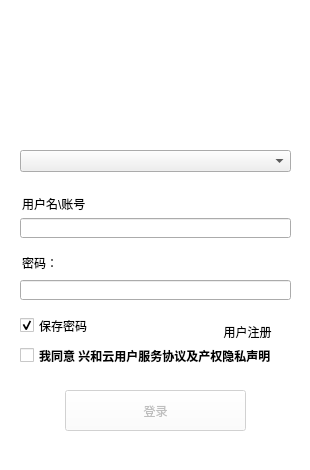
This is mainwindow.ui in StrokeAce/YouboxClient as Qt 5 draws it before an edit. The edited form follows.
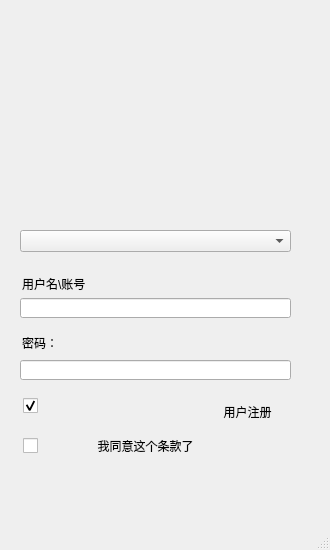
This is the edited form. Icons and pictures are not drawn.

Patch:
```diff
--- a/mainwindow.ui
+++ b/mainwindow.ui
@@ -6,22 +6,25 @@
    <rect>
     <x>0</x>
     <y>0</y>
-    <width>310</width>
-    <height>470</height>
+    <width>330</width>
+    <height>550</height>
    </rect>
   </property>
   <property name="windowTitle">
    <string notr="true"/>
   </property>
+  <property name="autoFillBackground">
+   <bool>false</bool>
+  </property>
   <property name="styleSheet">
-   <string notr="true">background-color: white;</string>
+   <string notr="true">#MainWindow{background-image: url(:/background.png);}</string>
   </property>
   <widget class="QWidget" name="centralwidget">
    <widget class="QLineEdit" name="lineEdit_UserName">
     <property name="geometry">
      <rect>
       <x>20</x>
-      <y>218</y>
+      <y>298</y>
       <width>271</width>
       <height>20</height>
      </rect>
@@ -33,9 +36,9 @@
    <widget class="QCheckBox" name="checkBox_Agree">
     <property name="geometry">
      <rect>
-      <x>20</x>
-      <y>340</y>
-      <width>331</width>
+      <x>23</x>
+      <y>430</y>
+      <width>21</width>
       <height>31</height>
      </rect>
     </property>
@@ -46,15 +49,37 @@
       <bold>true</bold>
      </font>
     </property>
+    <property name="styleSheet">
+     <string notr="true">QCheckBox{
+    spacing: 5px;
+}
+
+QCheckBox::indicator{
+    width: 15px;
+    height: 15px;
+}
+
+QCheckBox::indicator:unchecked{
+    image:url(:/uncheck.png);
+}
+
+QCheckBox::indicator:checked{
+    image:url(:/checked.png);
+}
+
+QCheckBox::indicator:checked:disabled{
+    image:url(:/checked.png);
+}</string>
+    </property>
     <property name="text">
-     <string>我同意 兴和云用户服务协议及产权隐私声明</string>
+     <string/>
     </property>
    </widget>
    <widget class="QLineEdit" name="lineEdit_Pwd">
     <property name="geometry">
      <rect>
       <x>20</x>
-      <y>280</y>
+      <y>360</y>
       <width>271</width>
       <height>20</height>
      </rect>
@@ -66,10 +91,10 @@
    <widget class="QLabel" name="label_Ico">
     <property name="geometry">
      <rect>
-      <x>102</x>
-      <y>0</y>
-      <width>105</width>
-      <height>105</height>
+      <x>120</x>
+      <y>110</y>
+      <width>67</width>
+      <height>62</height>
      </rect>
     </property>
     <property name="styleSheet">
@@ -83,7 +108,7 @@
     <property name="geometry">
      <rect>
       <x>20</x>
-      <y>150</y>
+      <y>230</y>
       <width>271</width>
       <height>22</height>
      </rect>
@@ -96,7 +121,7 @@
     <property name="geometry">
      <rect>
       <x>22</x>
-      <y>193</y>
+      <y>273</y>
       <width>91</width>
       <height>21</height>
      </rect>
@@ -111,24 +136,27 @@
     </property>
     <property name="geometry">
      <rect>
-      <x>65</x>
-      <y>390</y>
-      <width>181</width>
-      <height>41</height>
+      <x>25</x>
+      <y>470</y>
+      <width>274</width>
+      <height>40</height>
      </rect>
     </property>
     <property name="styleSheet">
      <string notr="true"/>
     </property>
     <property name="text">
-     <string>登录</string>
+     <string/>
+    </property>
+    <property name="flat">
+     <bool>true</bool>
     </property>
    </widget>
    <widget class="QLabel" name="label_Pwd">
     <property name="geometry">
      <rect>
       <x>22</x>
-      <y>255</y>
+      <y>335</y>
       <width>71</width>
       <height>16</height>
      </rect>
@@ -140,14 +168,36 @@
    <widget class="QCheckBox" name="checkBox_Pwd">
     <property name="geometry">
      <rect>
-      <x>20</x>
-      <y>305</y>
-      <width>111</width>
-      <height>41</height>
+      <x>23</x>
+      <y>390</y>
+      <width>21</width>
+      <height>31</height>
      </rect>
     </property>
+    <property name="styleSheet">
+     <string notr="true">QCheckBox{
+    spacing: 5px;
+}
+
+QCheckBox::indicator{
+    width: 15px;
+    height: 15px;
+}
+
+QCheckBox::indicator:unchecked{
+    image:url(:/uncheck.png);
+}
+
+QCheckBox::indicator:checked{
+    image:url(:/checked.png);
+}
+
+QCheckBox::indicator:checked:disabled{
+    image:url(:/checked.png);
+}</string>
+    </property>
     <property name="text">
-     <string>保存密码</string>
+     <string/>
     </property>
     <property name="checked">
      <bool>true</bool>
@@ -157,7 +207,7 @@
     <property name="geometry">
      <rect>
       <x>210</x>
-      <y>320</y>
+      <y>400</y>
       <width>75</width>
       <height>23</height>
      </rect>
@@ -169,16 +219,41 @@
      <bool>true</bool>
     </property>
    </widget>
-  </widget>
-  <widget class="QMenuBar" name="menubar">
-   <property name="geometry">
-    <rect>
-     <x>0</x>
-     <y>0</y>
-     <width>310</width>
-     <height>22</height>
-    </rect>
-   </property>
+   <widget class="QPushButton" name="mainWindow_Close">
+    <property name="geometry">
+     <rect>
+      <x>310</x>
+      <y>5</y>
+      <width>15</width>
+      <height>15</height>
+     </rect>
+    </property>
+    <property name="styleSheet">
+     <string notr="true">background-image: url(:/close.png);</string>
+    </property>
+    <property name="text">
+     <string/>
+    </property>
+    <property name="flat">
+     <bool>true</bool>
+    </property>
+   </widget>
+   <widget class="QPushButton" name="button_Turn_Agreement">
+    <property name="geometry">
+     <rect>
+      <x>70</x>
+      <y>430</y>
+      <width>151</width>
+      <height>31</height>
+     </rect>
+    </property>
+    <property name="text">
+     <string>我同意这个条款了</string>
+    </property>
+    <property name="flat">
+     <bool>true</bool>
+    </property>
+   </widget>
   </widget>
   <widget class="QStatusBar" name="statusbar"/>
  </widget>
```
Left out of the diff: 4 changed lines with no effect on the pictures.
